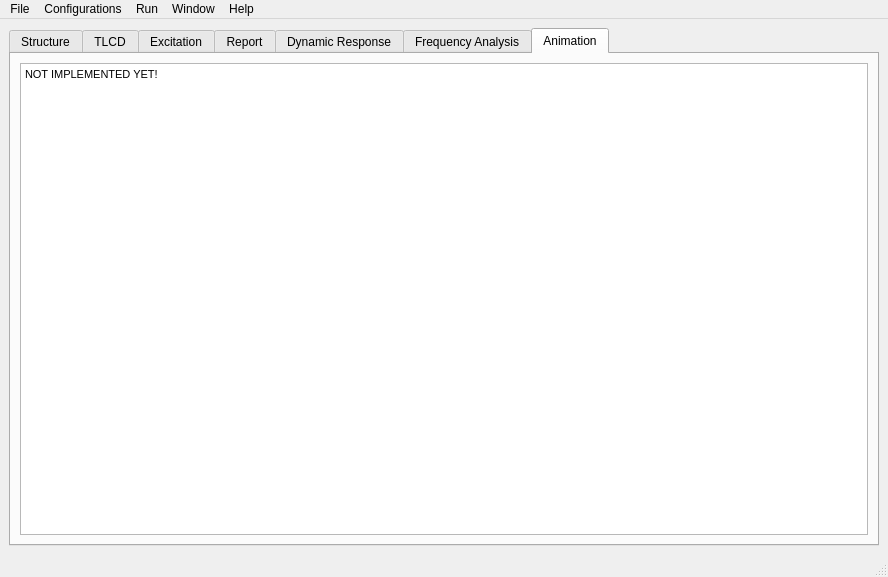
Qt form TLCD/GUI/mainWindowGUI.ui (MarioFreitas/DynaPy) before a commit.
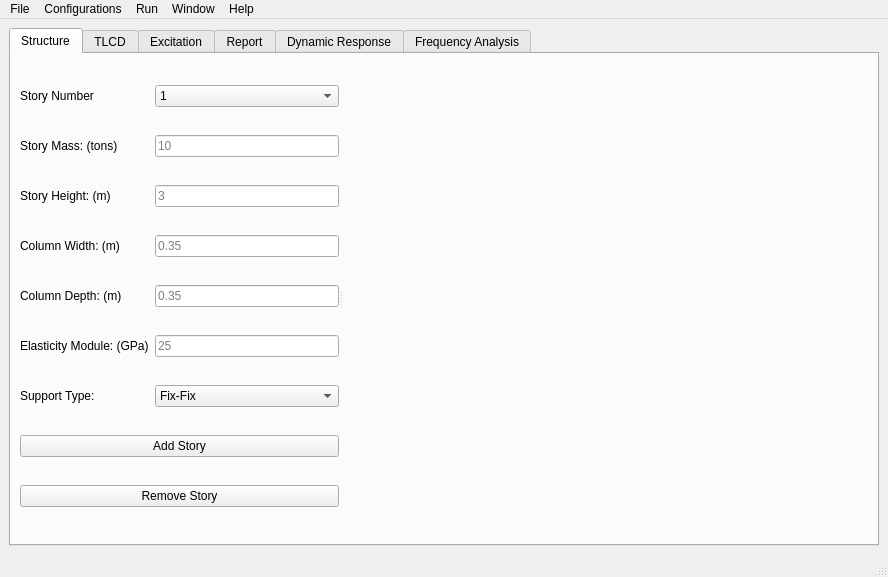
The same form after that commit. The open tabs and pages were chosen to show the change.

```diff
--- a/TLCD/GUI/mainWindowGUI.ui
+++ b/TLCD/GUI/mainWindowGUI.ui
@@ -843,24 +843,6 @@
         </item>
        </layout>
       </widget>
-      <widget class="QWidget" name="tab_7">
-       <attribute name="title">
-        <string>Animation</string>
-       </attribute>
-       <layout class="QGridLayout" name="gridLayout_21">
-        <item row="0" column="0">
-         <widget class="QTextBrowser" name="textBrowser_2">
-          <property name="html">
-           <string>&lt;!DOCTYPE HTML PUBLIC &quot;-//W3C//DTD HTML 4.0//EN&quot; &quot;http://www.w3.org/TR/REC-html40/strict.dtd&quot;&gt;
-&lt;html&gt;&lt;head&gt;&lt;meta name=&quot;qrichtext&quot; content=&quot;1&quot; /&gt;&lt;style type=&quot;text/css&quot;&gt;
-p, li { white-space: pre-wrap; }
-&lt;/style&gt;&lt;/head&gt;&lt;body style=&quot; font-family:'MS Shell Dlg 2'; font-size:8.25pt; font-weight:400; font-style:normal;&quot;&gt;
-&lt;p style=&quot; margin-top:0px; margin-bottom:0px; margin-left:0px; margin-right:0px; -qt-block-indent:0; text-indent:0px;&quot;&gt;&lt;span style=&quot; font-size:8pt;&quot;&gt;NOT IMPLEMENTED YET!&lt;/span&gt;&lt;/p&gt;&lt;/body&gt;&lt;/html&gt;</string>
-          </property>
-         </widget>
-        </item>
-       </layout>
-      </widget>
      </widget>
     </item>
    </layout>
```
Left out of the diff: 26 changed lines with no effect on the pictures.
